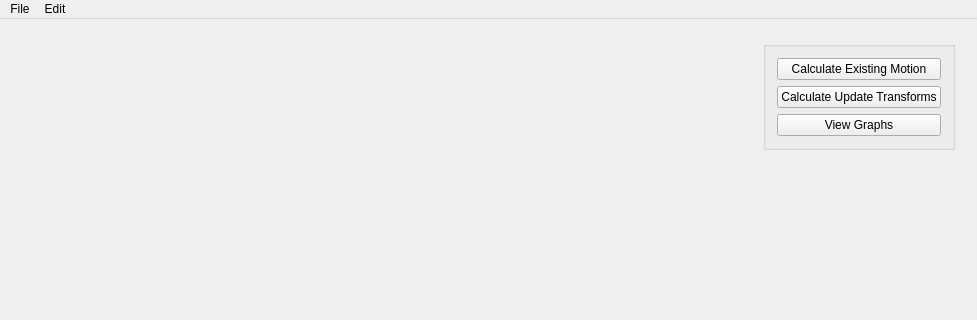
Old version of the form mainwindow.ui in the repository oliw/motion; both pictures show x 0 to 977 and y 0 to 320 of the 977 by 619 pixel window.
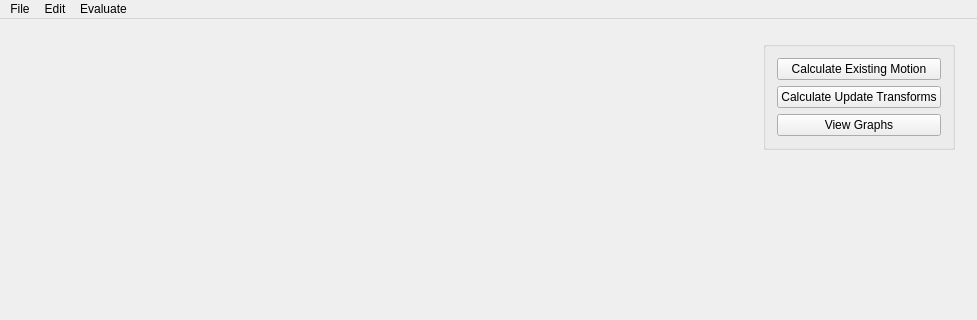
New version of the form.

```diff
--- a/mainwindow.ui
+++ b/mainwindow.ui
@@ -373,7 +373,7 @@
      <x>0</x>
      <y>0</y>
      <width>977</width>
-     <height>25</height>
+     <height>22</height>
     </rect>
    </property>
    <widget class="QMenu" name="menuFile">
@@ -390,8 +390,15 @@
     </property>
     <addaction name="actionCrop_Box"/>
    </widget>
+   <widget class="QMenu" name="menuEvaluate">
+    <property name="title">
+     <string>Evaluate</string>
+    </property>
+    <addaction name="actionMark_Original_Movement"/>
+   </widget>
    <addaction name="menuFile"/>
    <addaction name="menuEdit"/>
+   <addaction name="menuEvaluate"/>
   </widget>
   <widget class="QStatusBar" name="statusBar"/>
   <action name="actionReset">
```
Left out of the diff: 5 changed lines with no effect on the pictures.
